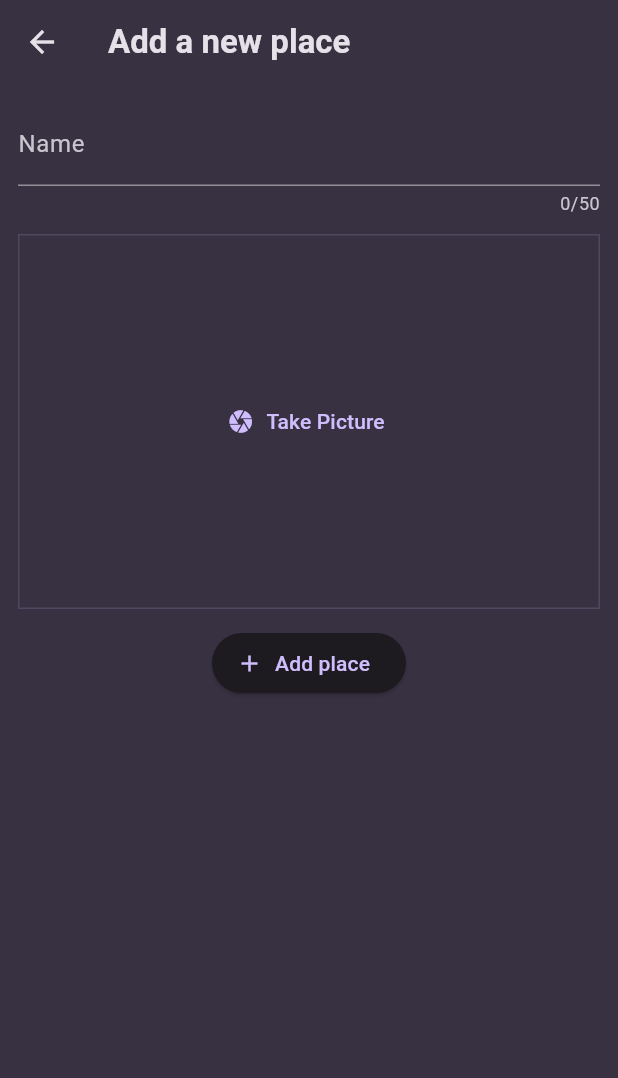
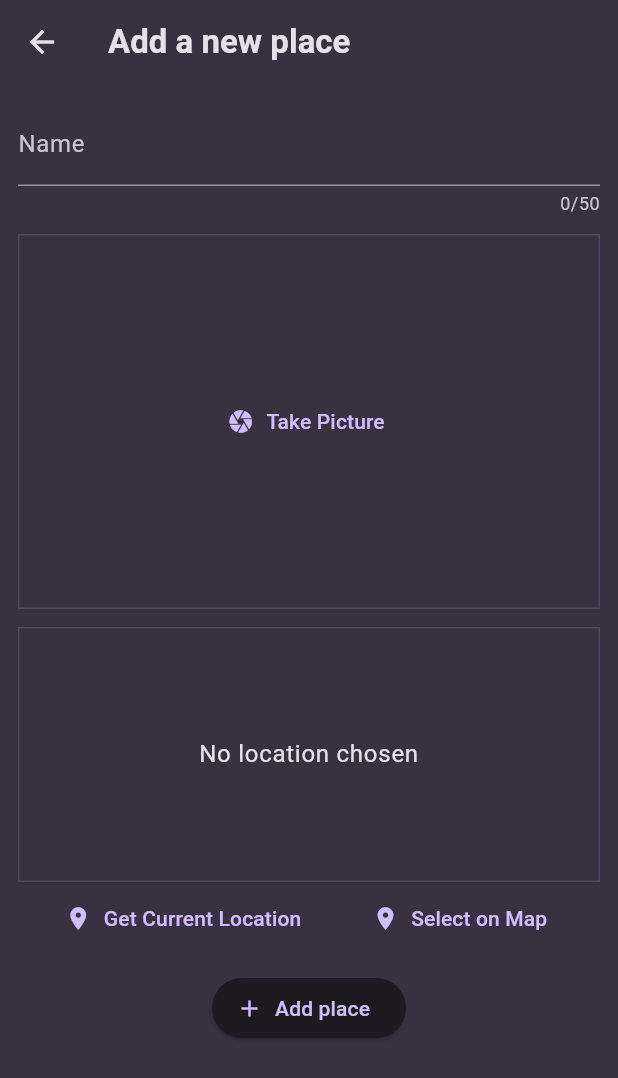
Before and after one commit to baltsaros/favorite_places, a Flutter app: the screen it shows after launch, after a tap on the "add" icon, on a phone screen of 412 x 824 dp. Shown: the top 1078 px of the screen. Run offline on Flutter 3.47's test engine with Material 3 defaults, Android fonts, the phone set to English and light mode, and no system bars; our stand-ins replace flutter_dotenv, flutter_riverpod, google_fonts, google_maps_flutter, image_picker, location and 1 more; accounts and stored records are empty; network calls fail.

Commit message:
added images, locations to the places; added local database; added delete method

```diff
--- a/lib/main.dart
+++ b/lib/main.dart
@@ -1,4 +1,6 @@
+import 'dart:io';
 import 'package:flutter/material.dart';
+import 'package:flutter_dotenv/flutter_dotenv.dart';
 import 'package:google_fonts/google_fonts.dart';
 import 'package:flutter_riverpod/flutter_riverpod.dart';
 
@@ -26,7 +28,12 @@ final theme = ThemeData().copyWith(
   ),
 );
 
-void main() {
+void main() async {
+  try {
+    await dotenv.load(fileName: '.env');
+  } catch (err) {
+    throw Exception('Cannot load dotenv: $err');
+  }
   runApp(
       const ProviderScope(
         child: MyApp(),
--- a/lib/models/place.dart
+++ b/lib/models/place.dart
@@ -4,10 +4,28 @@ import 'package:uuid/uuid.dart';
 
 const uuid = Uuid();
 
+class PlaceLocation {
+  const PlaceLocation({
+    required this.latitude,
+    required this.longitude,
+    required this.address,
+  });
+
+  final double latitude;
+  final double longitude;
+  final String address;
+}
+
 class Place {
-  Place({required this.name, required this.image}) : id = uuid.v4();
+  Place({
+    required this.name,
+    required this.image,
+    required this.location,
+    String? id
+  }) : id = id ?? uuid.v4();
 
   final String id;
   final String name;
   final File image;
+  final PlaceLocation location;
 }
--- a/lib/providers/places_provider.dart
+++ b/lib/providers/places_provider.dart
@@ -1,15 +1,76 @@
 import 'dart:io';
-
 import 'package:flutter_riverpod/flutter_riverpod.dart';
+import 'package:path_provider/path_provider.dart' as syspaths;
+import 'package:path/path.dart' as path;
+import 'package:sqflite/sqflite.dart' as sql;
+import 'package:sqflite/sqlite_api.dart';
 
 import 'package:favorite_places/models/place.dart';
+
+Future<Database> _getDatabase() async {
+  final dbPath = await sql.getDatabasesPath();
+  final db = await sql.openDatabase(
+    path.join(dbPath, 'places.db'),
+    onCreate: (db, version) {
+      return db.execute(
+          'CREATE TABLE user_places(id TEXT PRIMARY KEY, name TEXT, image TEXT, lat REAL, lng REAL, address TEXT)');
+    },
+    version: 1,
+  );
+  return db;
+}
 
 class PlacesNotifier extends StateNotifier<List<Place>> {
   PlacesNotifier() : super(const []);
 
-  void addPlace(String name, File image) {
-    final newPlace = Place(name: name, image: image);
+  Future<void> loadPlaces() async {
+    final db = await _getDatabase();
+    final data = await db.query('user_places');
+    final places = data.map(
+      (row) => Place(
+        id: row['id'] as String,
+        name: row['name'] as String,
+        image: File(row['image'] as String),
+        location: PlaceLocation(
+            latitude: row['lat'] as double,
+            longitude: row['lng'] as double,
+            address: row['address'] as String),
+      ),
+    ).toList();
+    state = places;
+  }
+
+  void addPlace(String name, File image, PlaceLocation location) async {
+    final appDir = await syspaths.getApplicationDocumentsDirectory();
+    final fileName = path.basename(image.path);
+    final copiedImage = await image.copy('${appDir.path}/$fileName');
+    final newPlace = Place(
+      name: name,
+      image: copiedImage,
+      location: location,
+    );
+
+    final db = await _getDatabase();
+    db.insert('user_places', {
+      'id': newPlace.id,
+      'name': newPlace.name,
+      'image': newPlace.image.path,
+      'lat': newPlace.location.latitude,
+      'lng': newPlace.location.longitude,
+      'address': newPlace.location.address,
+    });
     state = [newPlace, ...state];
+  }
+
+  removePlace(String id) async {
+    final db = await _getDatabase();
+    final ret = await db.delete(
+      'user_places',
+      where: 'id = ?',
+      whereArgs: [id],
+    );
+    print('returned: $ret');
+    state = state.where((place) => id != place.id).toList();
   }
 }
 
--- a/lib/screens/add_place.dart
+++ b/lib/screens/add_place.dart
@@ -3,6 +3,7 @@ import 'dart:io';
 import 'package:favorite_places/models/place.dart';
 import 'package:favorite_places/providers/places_provider.dart';
 import 'package:favorite_places/widgets/image_input.dart';
+import 'package:favorite_places/widgets/location_input.dart';
 import 'package:flutter/material.dart';
 import 'package:flutter_riverpod/flutter_riverpod.dart';
 
@@ -18,6 +19,7 @@ class AddPlaceScreen extends ConsumerStatefulWidget {
 class _AddPlaceScreenState extends ConsumerState<AddPlaceScreen> {
   final _nameController = TextEditingController();
   File? _selectedImage;
+  PlaceLocation? _selectedLocation;
 
   @override
   void dispose() {
@@ -28,12 +30,12 @@ class _AddPlaceScreenState extends ConsumerState<AddPlaceScreen> {
   void _savePlace() {
     final enteredName = _nameController.text;
 
-    if (enteredName.isEmpty || _selectedImage == null) {
+    if (enteredName.isEmpty || _selectedImage == null || _selectedLocation == null) {
       showDialog(
         context: context,
         builder: (ctx) => AlertDialog(
           title: const Text('Invalid input!'),
-          content: const Text('Please make sure name is valid.'),
+          content: const Text('Please make sure all fields are filled.'),
           actions: [
             TextButton(
               onPressed: () {
@@ -46,11 +48,12 @@ class _AddPlaceScreenState extends ConsumerState<AddPlaceScreen> {
       );
       return;
     }
-    ref.read(placesProvider.notifier).addPlace(enteredName, _selectedImage!);
+    ref.read(placesProvider.notifier).addPlace(enteredName, _selectedImage!, _selectedLocation!);
     ScaffoldMessenger.of(context).clearSnackBars();
     ScaffoldMessenger.of(context).showSnackBar(
-      const SnackBar(
-        content: Text('Place was added!'),
+      SnackBar(
+        content: const Text('Place was added!'),
+        backgroundColor: Colors.green[300],
       ),
     );
     Navigator.pop(context);
@@ -85,6 +88,10 @@ class _AddPlaceScreenState extends ConsumerState<AddPlaceScreen> {
                 _selectedImage = image;
               },
             ),
+            const SizedBox(height: 12,),
+            LocationInput(onSelectLocation: (location){
+              _selectedLocation = location;
+            },),
             const SizedBox(
               height: 12,
             ),
--- a/lib/screens/places.dart
+++ b/lib/screens/places.dart
@@ -6,11 +6,26 @@ import 'package:favorite_places/providers/places_provider.dart';
 import 'package:favorite_places/screens/add_place.dart';
 import 'package:favorite_places/widgets/places_list.dart';
 
-class PlacesScreen extends ConsumerWidget {
+class PlacesScreen extends ConsumerStatefulWidget {
   const PlacesScreen({super.key});
 
   @override
-  Widget build(BuildContext context, WidgetRef ref) {
+  ConsumerState<PlacesScreen> createState() {
+    return _PlacesScreenState();
+  }
+}
+
+class _PlacesScreenState extends ConsumerState<PlacesScreen> {
+  late Future<void> _placesFuture;
+
+  @override
+  void initState() {
+    super.initState();
+    _placesFuture = ref.read(placesProvider.notifier).loadPlaces();
+  }
+
+  @override
+  Widget build(BuildContext context) {
     final List<Place> placesList = ref.watch(placesProvider);
 
     return Scaffold(
@@ -31,8 +46,12 @@ class PlacesScreen extends ConsumerWidget {
       ),
       body: Padding(
         padding: const EdgeInsets.all(8.0),
-        child: PlacesList(
-          places: placesList,
+        child: FutureBuilder(
+          future: _placesFuture,
+          builder: (context, snapshot) =>
+              snapshot.connectionState == ConnectionState.waiting
+                  ? const Center(child: CircularProgressIndicator())
+                  : PlacesList(places: placesList),
         ),
       ),
     );
--- a/lib/widgets/location_input.dart
+++ b/lib/widgets/location_input.dart
@@ -0,0 +1,159 @@
+import 'dart:convert';
+import 'package:flutter/material.dart';
+import 'package:flutter_dotenv/flutter_dotenv.dart';
+import 'package:google_maps_flutter/google_maps_flutter.dart';
+import 'package:http/http.dart' as http;
+import 'package:location/location.dart';
+
+import 'package:favorite_places/models/place.dart';
+import 'package:favorite_places/screens/map.dart';
+
+class LocationInput extends StatefulWidget {
+  const LocationInput({
+    super.key,
+    required this.onSelectLocation,
+  });
+
+  final void Function(PlaceLocation location) onSelectLocation;
+
+  @override
+  State<LocationInput> createState() {
+    return _LocationInputState();
+  }
+}
+
+class _LocationInputState extends State<LocationInput> {
+  final String? _googleKey = dotenv.env['GOOGLE_API_KEY'];
+  PlaceLocation? _pickedLocation;
+  bool _isGettingLocation = false;
+
+  String get locationImage {
+    if (_pickedLocation == null || _googleKey == null) {
+      return '';
+    }
+    final lat = _pickedLocation!.latitude;
+    final lng = _pickedLocation!.longitude;
+    return 'https://maps.googleapis.com/maps/api/staticmap?center=$lat,$lng&zoom=16&size=600x300&maptype=roadmap&markers=color:green%7Clabel:S%7C$lat,$lng&key=$_googleKey';
+  }
+
+  Future<void> _savePlace(double latitude, double longitude) async {
+    final url = Uri.parse(
+        'https://maps.googleapis.com/maps/api/geocode/json?latlng=$latitude,$longitude&key=$_googleKey');
+    final response = await http.get(url);
+    final resData = json.decode(response.body);
+    final address = resData['results'][0]['formatted_address'];
+
+    setState(() {
+      _pickedLocation = PlaceLocation(
+        latitude: latitude,
+        longitude: longitude,
+        address: address,
+      );
+      _isGettingLocation = false;
+    });
+    widget.onSelectLocation(_pickedLocation!);
+  }
+
+  void _getCurrentLocation() async {
+    Location location = Location();
+    bool serviceEnabled;
+    PermissionStatus permissionGranted;
+    LocationData locationData;
+
+    serviceEnabled = await location.serviceEnabled();
+    if (!serviceEnabled) {
+      serviceEnabled = await location.requestService();
+      if (!serviceEnabled) {
+        return;
+      }
+    }
+
+    permissionGranted = await location.hasPermission();
+    if (permissionGranted == PermissionStatus.denied) {
+      permissionGranted = await location.requestPermission();
+      if (permissionGranted != PermissionStatus.granted || _googleKey == null) {
+        return;
+      }
+    }
+
+    setState(() {
+      _isGettingLocation = true;
+    });
+    locationData = await location.getLocation();
+
+    if (locationData.latitude == null || locationData.longitude == null) {
+      return;
+    }
+
+    _savePlace(locationData.latitude!, locationData.longitude!);
+  }
+
+  void _selectOnMap() async {
+    final pickedLocation = await Navigator.of(context).push<LatLng>(
+      MaterialPageRoute(
+        builder: (ctx) => const MapScreen(),
+      ),
+    );
+
+    if (pickedLocation == null) {
+      return;
+    }
+    _savePlace(pickedLocation.latitude, pickedLocation.longitude);
+  }
+
+  @override
+  Widget build(BuildContext context) {
+    Widget previewContent = Text(
+      'No location chosen',
+      textAlign: TextAlign.center,
+      style: Theme.of(context).textTheme.bodyLarge!.copyWith(
+            color: Theme.of(context).colorScheme.onSurface,
+          ),
+    );
+
+    // depends on Google API
+    if (_pickedLocation != null) {
+      previewContent = Image.network(
+        locationImage,
+        fit: BoxFit.cover,
+        width: double.infinity,
+      );
+    }
+
+    if (_isGettingLocation) {
+      previewContent = const CircularProgressIndicator();
+    }
+
+    return Column(
+      children: [
+        Container(
+          height: 170,
+          width: double.infinity,
+          alignment: Alignment.center,
+          decoration: BoxDecoration(
+            border: Border.all(
+              width: 1,
+              color: Theme.of(context).colorScheme.primary.withOpacity(0.16),
+            ),
+          ),
+          child: previewContent,
+        ),
+        Row(
+          mainAxisAlignment: MainAxisAlignment.spaceEvenly,
+          children: [
+            TextButton.icon(
+              icon: const Icon(Icons.location_on),
+              onPressed: _getCurrentLocation,
+              label: const Text('Get Current Location'),
+            ),
+            TextButton.icon(
+              icon: const Icon(Icons.location_on),
+              onPressed: _selectOnMap,
+              label: const Text('Select on Map'),
+            ),
+          ],
+        ),
+      ],
+    );
+  }
+}
```
Also changed, not shown: lib/screens/map.dart (added, +76 -0 lines), lib/screens/selected_place.dart (+60 -1 lines), lib/widgets/places_list.dart (+38 -4 lines), pubspec.yaml (+8 -0 lines), pubspec.lock, 5 other files.
